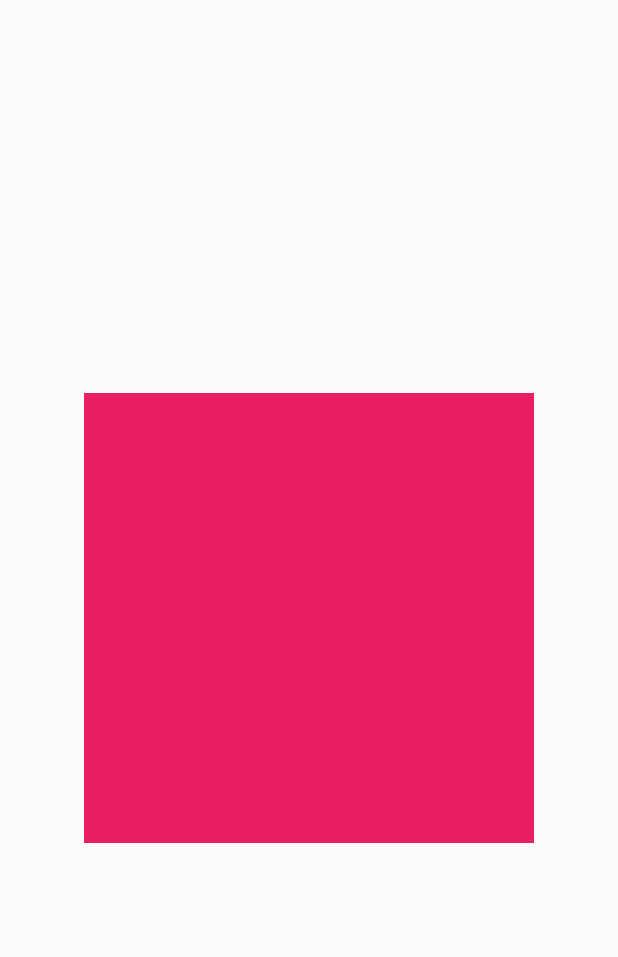
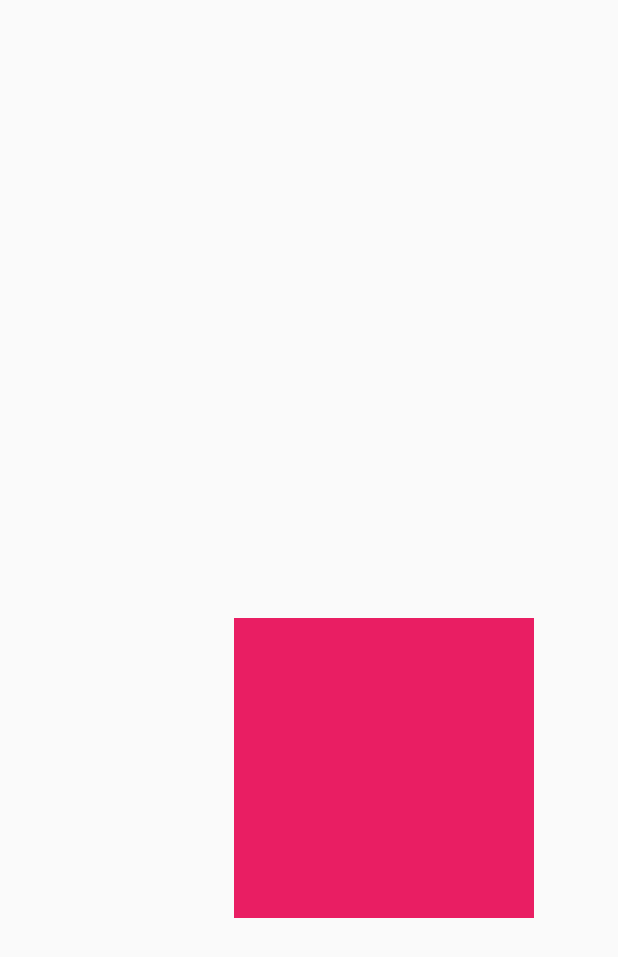
Before and after one commit to cmtanvirulislam/Second-App-Learn, a Flutter app: the screen it shows after launch, on a phone screen of 412 x 824 dp. Shown: the top 957 px of the screen. Run offline on Flutter 3.47's test engine with Material 2 defaults, Android fonts, the phone set to English and light mode, and no system bars; our stand-ins replace curved_navigation_bar, fluttertoast, image_picker, liquid_swipe.

Commit message:
Translate offset added

```diff
--- a/lib/main.dart
+++ b/lib/main.dart
@@ -27,8 +27,8 @@ class _HomeState extends State<Home> {
     return SafeArea(
         child: Scaffold(
       body: Center(
-        child: Transform.scale(
-          scale: 1.5,
+        child: Transform.translate(
+          offset: Offset(50,100),
         child: Container(
         height: 200,
           width: 200,
```
